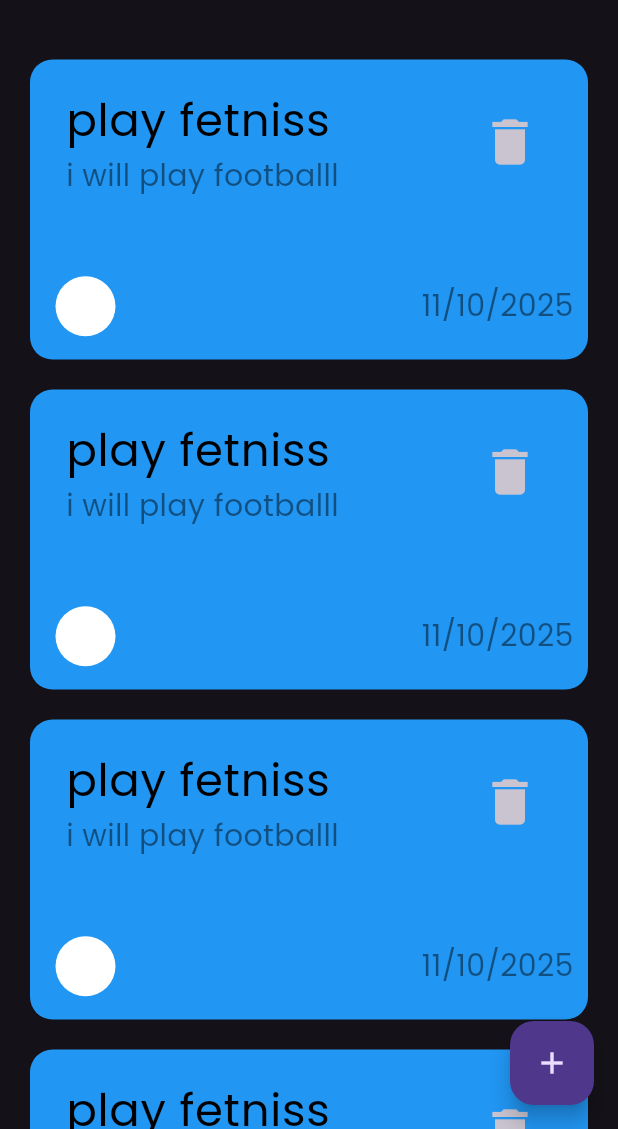
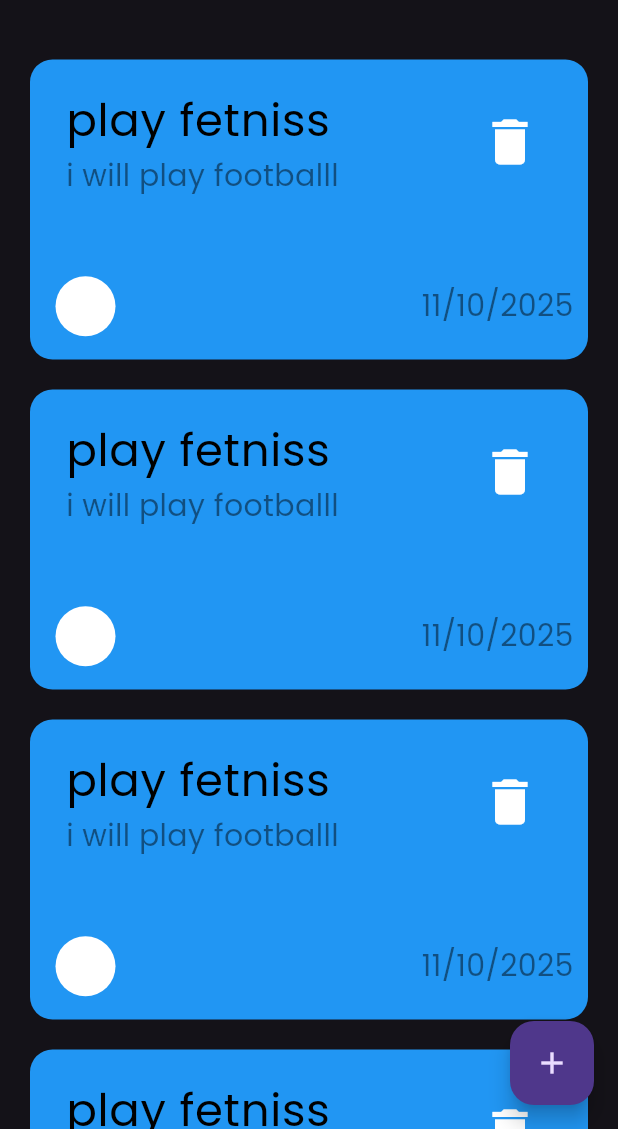
Before and after one commit to ahmed-khaled56/daily-tasks, a Flutter app: the screen it shows after launch, on a phone screen of 412 x 824 dp, the part 107-1236 px from its top. Run offline on Flutter 3.47's test engine with Material 3 defaults, Android fonts, the phone set to English and light mode, and no system bars.

```diff
--- a/lib/widgets/task_item.dart
+++ b/lib/widgets/task_item.dart
@@ -40,7 +40,7 @@ class _TaskItemState extends State<TaskItem> {
                 trailing: IconButton(
                   onPressed: () {},
 
-                  icon: Icon(Icons.delete, size: 40),
+                  icon: Icon(color: Colors.white, Icons.delete, size: 40),
                 ),
               ),
               Row(
```
Also changed, not shown: lib/models/task_model.dart (added, +13 -0 lines).
